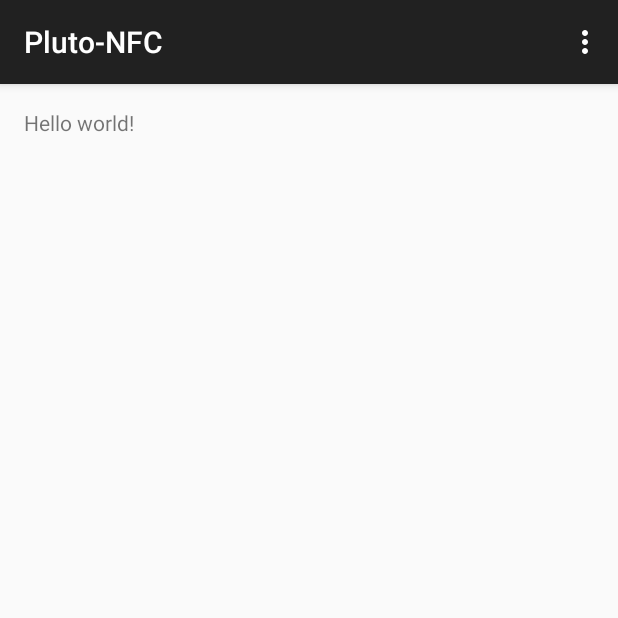
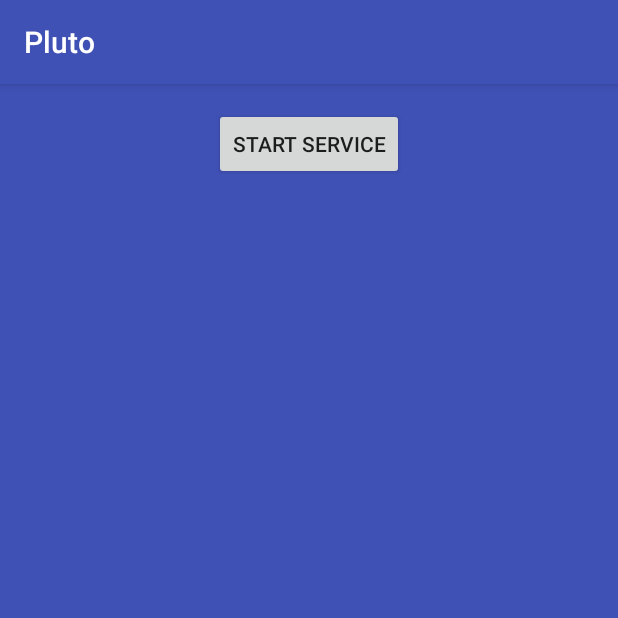
Before and after one commit to andrew749/Pluto-NFC, an Android app: the screen it shows after launch (MainActivity), on a phone screen of 412 x 824 dp, the top half of it. Run offline under Robolectric (Android 15) with nearby library versions, the phone set to English and light mode, and no system bars.

Commit message:
The ui isnt getting any more complicated than this since its just a service.

```diff
--- a/app/src/main/java/me/andrewcodispoti/pluto_nfc/MainActivity.java
+++ b/app/src/main/java/me/andrewcodispoti/pluto_nfc/MainActivity.java
@@ -13,26 +13,4 @@ public class MainActivity extends AppCompatActivity {
         setContentView(R.layout.activity_main);
     }
 
-
-    @Override
-    public boolean onCreateOptionsMenu(Menu menu) {
-        // Inflate the menu; this adds items to the action bar if it is present.
-        getMenuInflater().inflate(R.menu.menu_main, menu);
-        return true;
-    }
-
-    @Override
-    public boolean onOptionsItemSelected(MenuItem item) {
-        // Handle action bar item clicks here. The action bar will
-        // automatically handle clicks on the Home/Up button, so long
-        // as you specify a parent activity in AndroidManifest.xml.
-        int id = item.getItemId();
-
-        //noinspection SimplifiableIfStatement
-        if (id == R.id.action_settings) {
-            return true;
-        }
-
-        return super.onOptionsItemSelected(item);
-    }
 }
--- a/app/src/main/res/layout/fragment_main.xml
+++ b/app/src/main/res/layout/fragment_main.xml
@@ -5,7 +5,11 @@
     android:paddingTop="@dimen/activity_vertical_margin"
     android:paddingBottom="@dimen/activity_vertical_margin" tools:context=".MainActivityFragment">
 
-    <TextView android:text="@string/hello_world" android:layout_width="wrap_content"
-        android:layout_height="wrap_content" />
-
+    <Button
+        android:layout_width="wrap_content"
+        android:layout_height="wrap_content"
+        android:text="@string/startservice"
+        android:id="@+id/button"
+        android:layout_alignParentTop="true"
+        android:layout_centerHorizontal="true" />
 </RelativeLayout>
--- a/app/src/main/res/menu/menu_main.xml
+++ /dev/null
@@ -1,6 +0,0 @@
-<menu xmlns:android="http://schemas.android.com/apk/res/android"
-    xmlns:app="http://schemas.android.com/apk/res-auto"
-    xmlns:tools="http://schemas.android.com/tools" tools:context=".MainActivity">
-    <item android:id="@+id/action_settings" android:title="@string/action_settings"
-        android:orderInCategory="100" app:showAsAction="never" />
-</menu>
--- a/app/src/main/res/values/strings.xml
+++ b/app/src/main/res/values/strings.xml
@@ -1,5 +1,4 @@
 <resources>
-    <string name="app_name">Pluto-NFC</string>
-    <string name="hello_world">Hello world!</string>
-    <string name="action_settings">Settings</string>
+    <string name="app_name">Pluto</string>
+    <string name="startservice">Start Service</string>
 </resources>
--- a/app/src/main/res/values/styles.xml
+++ b/app/src/main/res/values/styles.xml
@@ -3,6 +3,7 @@
     <!-- Base application theme. -->
     <style name="AppTheme" parent="Theme.AppCompat.Light.DarkActionBar">
         <!-- Customize your theme here. -->
+        <item name="android:background">#3F51B5</item>
     </style>
 
 </resources>
```
Also changed, not shown: app/src/main/java/me/andrewcodispoti/pluto_nfc/NfcListenerService.java (added, +17 -0 lines), 1 other file.
